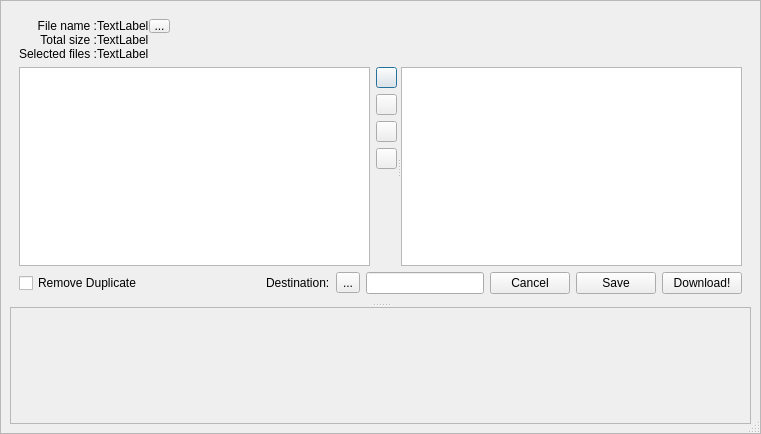
The window that retroshare-gui/src/gui/common/RsCollectionDialog.ui (RetroShare/RetroShare) describes before a commit, drawn with Qt 5.
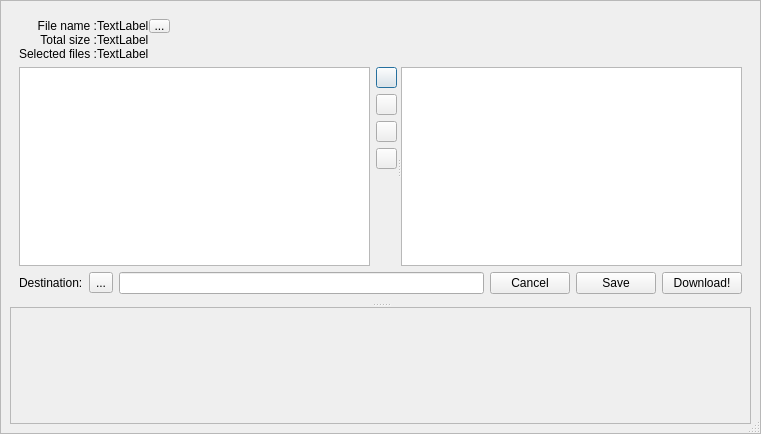
The same window after the commit. Icons and pictures are not drawn. Custom widgets are drawn as their Qt base class.

Commit message: removed dead code, and added check for incorrect file names when saving

What changed in the file:
```diff
--- a/retroshare-gui/src/gui/common/RsCollectionDialog.ui
+++ b/retroshare-gui/src/gui/common/RsCollectionDialog.ui
@@ -410,26 +410,6 @@
           </item>
           <item>
            <layout class="QHBoxLayout" name="buttons_HL">
-            <item>
-             <widget class="QCheckBox" name="_removeDuplicate_CB">
-              <property name="text">
-               <string>Remove Duplicate</string>
-              </property>
-             </widget>
-            </item>
-            <item>
-             <spacer name="buttons_HSpacer">
-              <property name="orientation">
-               <enum>Qt::Horizontal</enum>
-              </property>
-              <property name="sizeHint" stdset="0">
-               <size>
-                <width>40</width>
-                <height>20</height>
-               </size>
-              </property>
-             </spacer>
-            </item>
             <item>
              <widget class="QLabel" name="downloadFolder_LB">
               <property name="text">
```
The commit also changes 4 other files.
